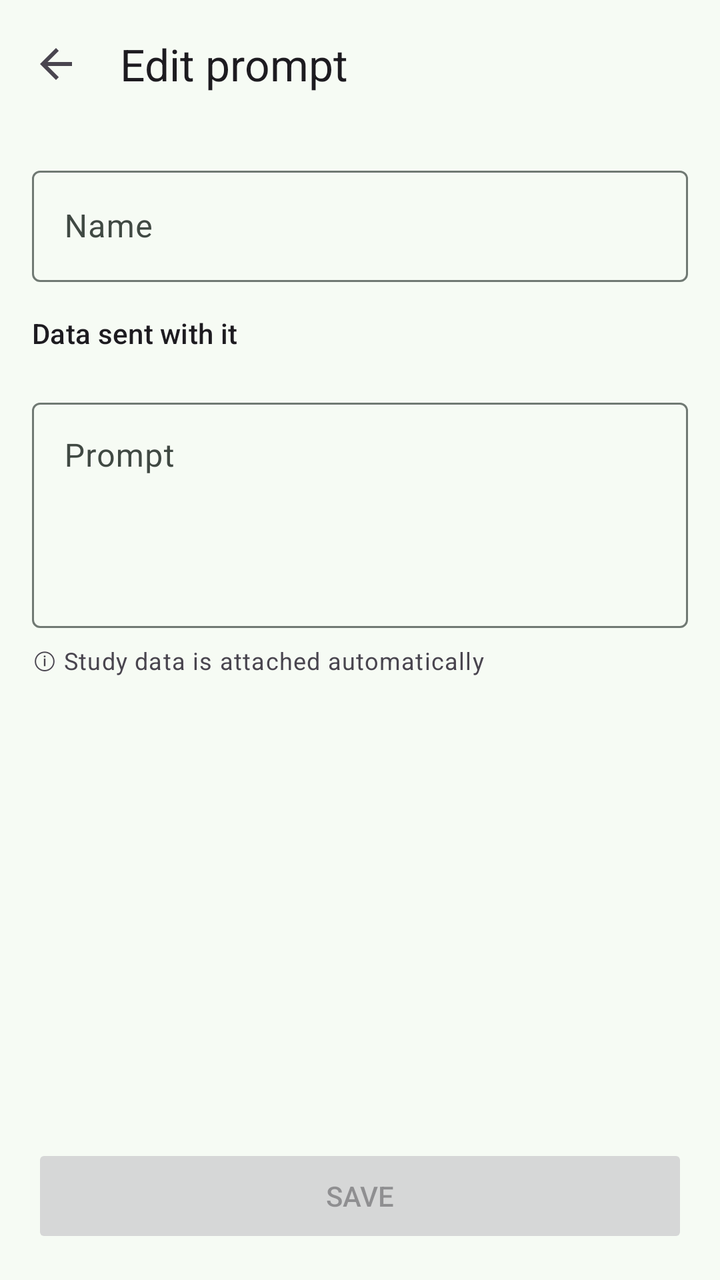
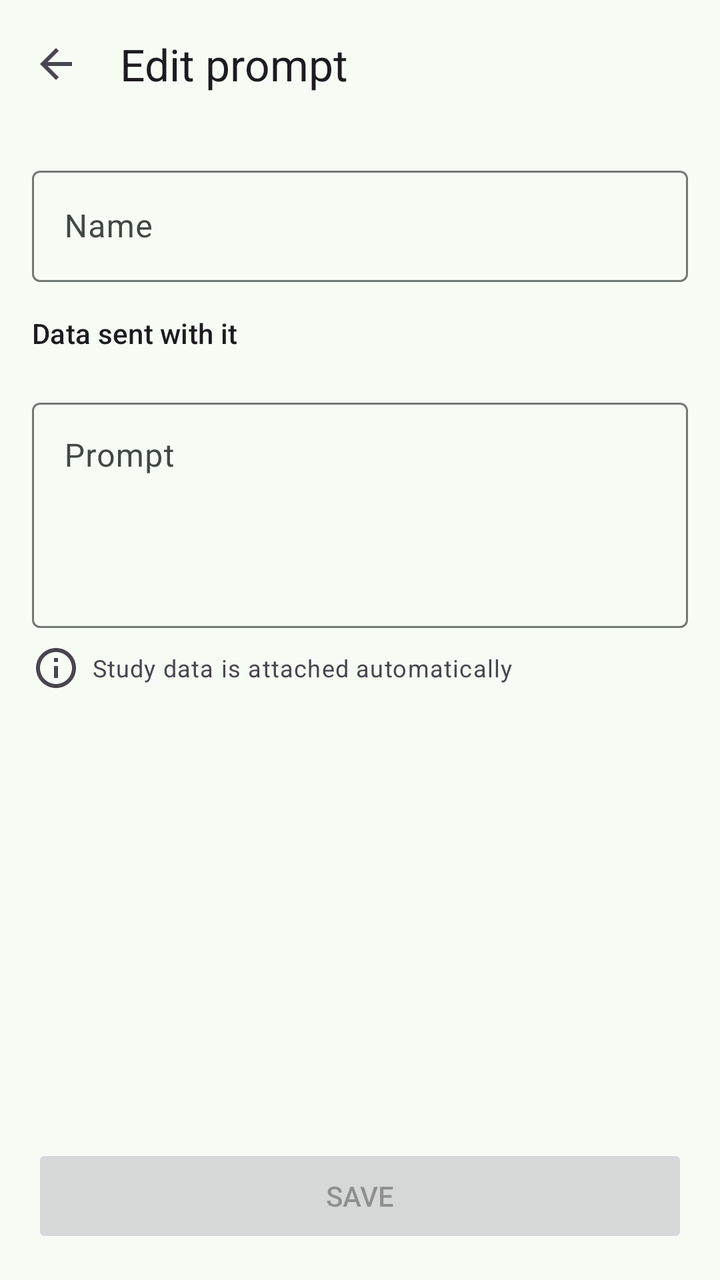

Compare the two renders of this Android layout. The source of the first and the diff that turns it into the second are given below.
<!-- AndroidManifest.xml: application theme Theme.VoiceSrs -->
<!-- res/layout/activity_prompt_chip_edit.xml -->
<?xml version="1.0" encoding="utf-8"?>
<LinearLayout xmlns:android="http://schemas.android.com/apk/res/android"
    xmlns:app="http://schemas.android.com/apk/res-auto"
    android:layout_width="match_parent"
    android:layout_height="match_parent"
    android:fitsSystemWindows="true"
    android:orientation="vertical">

    <com.google.android.material.appbar.MaterialToolbar
        android:id="@+id/promptEditToolbar"
        android:layout_width="match_parent"
        android:layout_height="?attr/actionBarSize"
        android:background="?attr/colorSurface"
        app:navigationIcon="?attr/homeAsUpIndicator"
        app:title="@string/prompt_edit_title"
        app:titleTextAppearance="?attr/textAppearanceTitleLarge" />

    <ScrollView
        android:layout_width="match_parent"
        android:layout_height="0dp"
        android:layout_weight="1">

        <LinearLayout
            android:layout_width="match_parent"
            android:layout_height="wrap_content"
            android:orientation="vertical"
            android:padding="16dp">

            <com.google.android.material.textfield.TextInputLayout
                android:id="@+id/promptEditNameLayout"
                android:layout_width="match_parent"
                android:layout_height="wrap_content"
                android:hint="@string/prompt_edit_name">

                <com.google.android.material.textfield.TextInputEditText
                    android:id="@+id/promptEditName"
                    android:layout_width="match_parent"
                    android:layout_height="wrap_content"
                    android:inputType="text"
                    android:maxLines="1" />
            </com.google.android.material.textfield.TextInputLayout>

            <TextView
                android:id="@+id/promptEditSourceLabel"
                android:layout_width="match_parent"
                android:layout_height="wrap_content"
                android:layout_marginTop="16dp"
                android:text="@string/prompt_edit_source"
                android:textAppearance="?attr/textAppearanceTitleSmall" />

            <com.google.android.material.button.MaterialButtonToggleGroup
                android:id="@+id/promptEditSource"
                android:layout_width="match_parent"
                android:layout_height="wrap_content"
                android:layout_marginTop="4dp"
                app:selectionRequired="true"
                app:singleSelection="true">

                <Button
                    android:id="@+id/promptEditSrcReviews"
                    style="@style/Widget.Material3.Button.OutlinedButton"
                    android:layout_width="0dp"
                    android:layout_height="wrap_content"
                    android:layout_weight="1"
                    android:text="@string/prompt_src_reviews" />

                <Button
                    android:id="@+id/promptEditSrcCard"
                    style="@style/Widget.Material3.Button.OutlinedButton"
                    android:layout_width="0dp"
                    android:layout_height="wrap_content"
                    android:layout_weight="1"
                    android:text="@string/prompt_src_card" />

                <Button
                    android:id="@+id/promptEditSrcChats"
                    style="@style/Widget.Material3.Button.OutlinedButton"
                    android:layout_width="0dp"
                    android:layout_height="wrap_content"
                    android:layout_weight="1"
                    android:text="@string/prompt_src_chats" />

                <Button
                    android:id="@+id/promptEditSrcExam"
                    style="@style/Widget.Material3.Button.OutlinedButton"
                    android:layout_width="0dp"
                    android:layout_height="wrap_content"
                    android:layout_weight="1"
                    android:text="@string/prompt_src_exam" />
            </com.google.android.material.button.MaterialButtonToggleGroup>

            <com.google.android.material.textfield.TextInputLayout
                android:id="@+id/promptEditPromptLayout"
                android:layout_width="match_parent"
                android:layout_height="wrap_content"
                android:layout_marginTop="16dp"
                android:hint="@string/prompt_edit_prompt">

                <com.google.android.material.textfield.TextInputEditText
                    android:id="@+id/promptEditPrompt"
                    android:layout_width="match_parent"
                    android:layout_height="wrap_content"
                    android:gravity="top"
                    android:inputType="textMultiLine|textCapSentences"
                    android:minLines="4" />
            </com.google.android.material.textfield.TextInputLayout>

            <TextView
                android:id="@+id/promptEditInfo"
                android:layout_width="match_parent"
                android:layout_height="wrap_content"
                android:layout_marginTop="8dp"
                android:text="@string/prompt_edit_info"
                android:textAppearance="?attr/textAppearanceBodySmall" />

            <Button
                android:id="@+id/promptEditReset"
                style="@style/Widget.Material3.Button.OutlinedButton"
                android:layout_width="match_parent"
                android:layout_height="wrap_content"
                android:layout_marginTop="16dp"
                android:minHeight="48dp"
                android:text="@string/prompt_edit_reset"
                android:visibility="gone" />
        </LinearLayout>
    </ScrollView>

    <Button
        android:id="@+id/promptEditSave"
        android:layout_width="match_parent"
        android:layout_height="wrap_content"
        android:layout_margin="16dp"
        android:enabled="false"
        android:minHeight="52dp"
        android:text="@string/prompt_edit_save" />
</LinearLayout>
<!-- resources referenced by this layout -->
<resources>
  <string name="prompt_edit_info">ⓘ Study data is attached automatically</string>
  <string name="prompt_edit_name">Name</string>
  <string name="prompt_edit_prompt">Prompt</string>
  <string name="prompt_edit_reset">Reset to default</string>
  <string name="prompt_edit_save">Save</string>
  <string name="prompt_edit_source">Data sent with it</string>
  <string name="prompt_edit_title">Edit prompt</string>
  <string name="prompt_src_card">Card on screen</string>
  <string name="prompt_src_chats">Card chats</string>
  <string name="prompt_src_exam">Exam readiness</string>
  <string name="prompt_src_reviews">Today\'s reviews</string>
  <color name="md_theme_primary">#146C43</color>
  <color name="md_theme_onPrimary">#FFFFFF</color>
  <color name="md_theme_primaryContainer">#A4F4C4</color>
  <color name="md_theme_onPrimaryContainer">#002110</color>
  <color name="md_theme_secondary">#4D6356</color>
  <color name="md_theme_onSecondary">#FFFFFF</color>
  <color name="md_theme_secondaryContainer">#D0E8D8</color>
  <color name="md_theme_onSecondaryContainer">#0B1F15</color>
  <color name="md_theme_tertiary">#3C6472</color>
  <color name="md_theme_onTertiary">#FFFFFF</color>
  <color name="md_theme_tertiaryContainer">#C0E9FA</color>
  <color name="md_theme_onTertiaryContainer">#001F28</color>
  <color name="md_theme_background">#F6FBF4</color>
  <color name="md_theme_surface">#F6FBF4</color>
  <color name="md_theme_onSurface">#171D19</color>
  <color name="md_theme_surfaceVariant">#DCE5DC</color>
  <color name="md_theme_onSurfaceVariant">#404943</color>
  <color name="md_theme_outline">#707973</color>
  <color name="md_theme_error">#BA1A1A</color>
  <color name="md_theme_onError">#FFFFFF</color>
  <!-- unchanged entries left out for length: 1 -->
</resources>

<!-- the commit's change to res/layout/activity_prompt_chip_edit.xml (unified diff, before → after) -->
@@ -107,6 +107,9 @@
 
             <TextView
                 android:id="@+id/promptEditInfo"
+                android:drawableStart="@drawable/ic_info_outline"
+                android:drawablePadding="6dp"
+                android:gravity="center_vertical"
                 android:layout_width="match_parent"
                 android:layout_height="wrap_content"
                 android:layout_marginTop="8dp"
<!-- resource entries referenced after the edit -->
@@ -1,6 +1,18 @@
 <!-- resources referenced by this layout -->
 <resources>
-  <string name="prompt_edit_info">ⓘ Study data is attached automatically</string>
+  <!-- drawable ic_info_outline (drawable) -->
+  <?xml version="1.0" encoding="utf-8"?>
+  <vector xmlns:android="http://schemas.android.com/apk/res/android"
+      android:width="24dp"
+      android:height="24dp"
+      android:viewportWidth="24"
+      android:viewportHeight="24"
+      android:tint="?attr/colorControlNormal">
+      <path
+          android:fillColor="#FFFFFFFF"
+          android:pathData="M11,7h2v2h-2zM11,11h2v6h-2zM12,2C6.48,2 2,6.48 2,12s4.48,10 10,10 10,-4.48 10,-10S17.52,2 12,2zM12,20c-4.41,0 -8,-3.59 -8,-8s3.59,-8 8,-8 8,3.59 8,8 -3.59,8 -8,8z" />
+  </vector>
+  <string name="prompt_edit_info">Study data is attached automatically</string>
   <string name="prompt_edit_name">Name</string>
   <string name="prompt_edit_prompt">Prompt</string>
   <string name="prompt_edit_reset">Reset to default</string>
